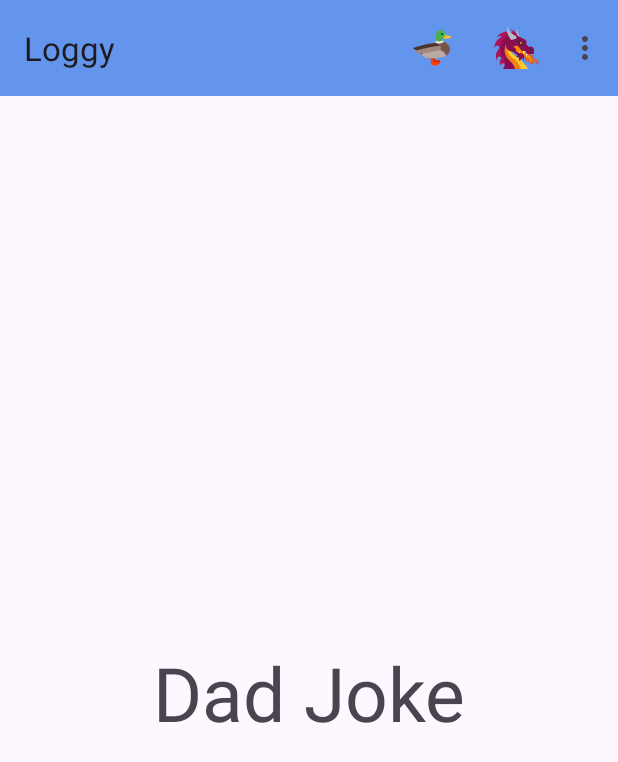
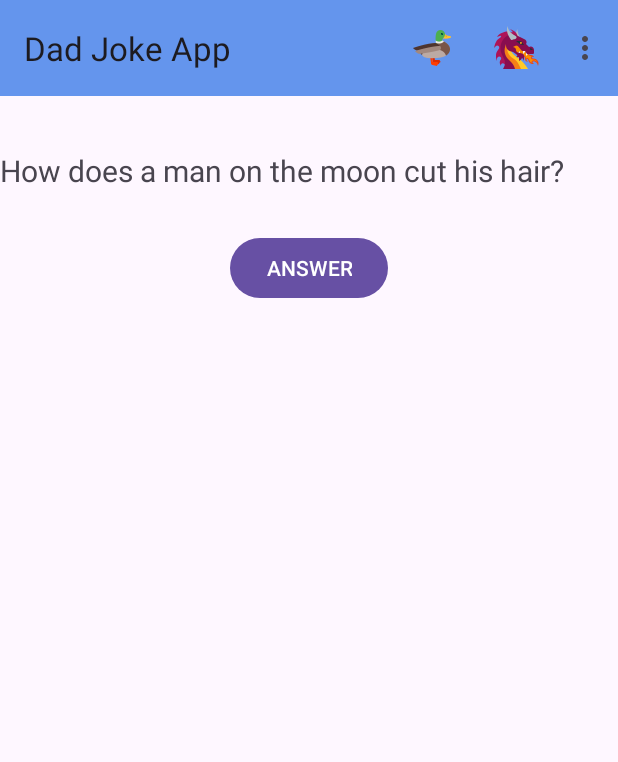
Before and after one commit to AliCoopaaaah/Test, an Android app: the screen it shows after launch (MainActivity), in the options menu, after a tap on "Dad Joke", on a phone screen of 412 x 824 dp. Shown: the top 762 px of the screen. Run offline under Robolectric (Android 15) with nearby library versions, the phone set to English and light mode, and no system bars.

Commit message:
IT WORKS??!

```diff
--- a/app/src/main/java/com/example/test/DadJoke.java
+++ b/app/src/main/java/com/example/test/DadJoke.java
@@ -6,6 +6,7 @@ import androidx.fragment.app.Fragment;
 import android.view.LayoutInflater;
 import android.view.View;
 import android.view.ViewGroup;
+import android.widget.Button;
 import android.widget.TextView;
 
 public class DadJoke extends Fragment {
@@ -14,7 +15,18 @@ public class DadJoke extends Fragment {
     public View onCreateView(LayoutInflater inflater, ViewGroup container,
                              Bundle savedInstanceState) {
 
-        return inflater.inflate(R.layout.fragment_dad_joke, container, false);
+        View view = inflater.inflate(R.layout.fragment_dad_joke, container, false);
 
+        TextView answer = (TextView) view.findViewById(R.id.textView2);
+        Button button = (Button) view.findViewById(R.id.answer);
+
+        button.setOnClickListener(new View.OnClickListener() {
+            @Override
+            public void onClick(View v) {
+                answer.setText(getResources().getString(R.string.answer));
+            }
+        });
+
+        return view;
     }
 }
--- a/app/src/main/res/layout/activity_main.xml
+++ b/app/src/main/res/layout/activity_main.xml
@@ -19,7 +19,7 @@
             android:id="@+id/frame"
             android:layout_width="match_parent"
             android:layout_height="match_parent"
-            android:layout_marginTop="100dp"
+            android:layout_marginTop="50dp"
             app:layout_constraintLeft_toLeftOf="parent"
             app:layout_constraintTop_toBottomOf="@id/toolbar"/>
 
--- a/app/src/main/res/layout/fragment_dad_joke.xml
+++ b/app/src/main/res/layout/fragment_dad_joke.xml
@@ -3,14 +3,42 @@
     xmlns:tools="http://schemas.android.com/tools"
     android:layout_width="match_parent"
     android:layout_height="match_parent"
+    xmlns:app="http://schemas.android.com/apk/res-auto"
     tools:context=".DadJoke">
 
-    <!-- TODO: Update blank fragment layout -->
-    <TextView
+    <androidx.constraintlayout.widget.ConstraintLayout
         android:layout_width="match_parent"
-        android:layout_height="match_parent"
-        android:text="Dad Joke"
-        android:textSize="50dp"
-        android:gravity="center"/>
+        android:layout_height="match_parent">
+
+        <TextView
+            android:id="@+id/textView1"
+            android:layout_width="match_parent"
+            android:layout_height="wrap_content"
+            android:text="@string/joke"
+            android:textSize="20dp"
+            android:layout_marginTop="50dp"
+            app:layout_constraintLeft_toLeftOf="parent"
+            app:layout_constraintRight_toRightOf="parent"
+            app:layout_constraintTop_toTopOf="parent"/>
+
+        <TextView
+            android:id="@+id/textView2"
+            android:layout_width="match_parent"
+            android:layout_height="wrap_content"
+            android:textSize="20dp"
+            app:layout_constraintLeft_toLeftOf="parent"
+            app:layout_constraintRight_toRightOf="parent"
+            app:layout_constraintTop_toBottomOf="@+id/textView1"/>
+
+        <Button
+            android:id="@+id/answer"
+            android:text="ANSWER"
+            android:layout_width="wrap_content"
+            android:layout_height="wrap_content"
+            app:layout_constraintLeft_toLeftOf="parent"
+            app:layout_constraintRight_toRightOf="parent"
+            app:layout_constraintTop_toBottomOf="@id/textView2"/>
+
+    </androidx.constraintlayout.widget.ConstraintLayout>
 
 </FrameLayout>
--- a/app/src/main/res/values/strings.xml
+++ b/app/src/main/res/values/strings.xml
@@ -1,7 +1,9 @@
 <resources>
-    <string name="app_name">Loggy</string>
+    <string name="app_name">Dad Joke App</string>
     <string name="home">Home</string>
     <string name="dad_joke">Dad Joke</string>
+    <string name="joke">How does a man on the moon cut his hair?</string>
+    <string name="answer">Eclipse it.</string>
     <string name="exit">Exit</string>
     <string name="nav_open">Open</string>
     <string name="nav_close">Close</string>
```
